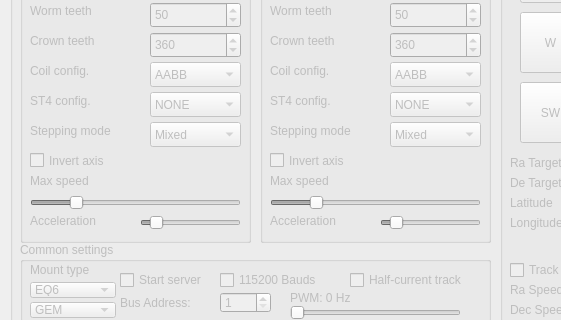
Before: the Qt Designer form mainwindow.ui in ahp-electronics/gt-configurator, drawn with Qt 5; both pictures show x 0 to 561 and y 198 to 518 of the 1100 by 657 pixel window.
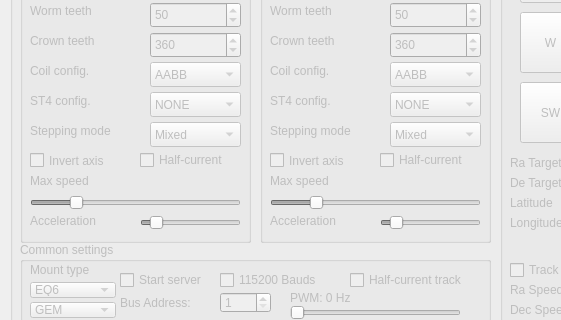
After: the same form once the commit is applied.

Commit message: Add Half current half-stepping

```diff
--- a/mainwindow.ui
+++ b/mainwindow.ui
@@ -1919,6 +1919,19 @@
        <string>Stepping mode</string>
       </property>
      </widget>
+     <widget class="QCheckBox" name="HalfCurrent_0">
+      <property name="geometry">
+       <rect>
+        <x>120</x>
+        <y>240</y>
+        <width>101</width>
+        <height>16</height>
+       </rect>
+      </property>
+      <property name="text">
+       <string>Half-current</string>
+      </property>
+     </widget>
     </widget>
     <widget class="QGroupBox" name="DEC">
      <property name="enabled">
@@ -2272,6 +2285,19 @@
        <string>Stepping mode</string>
       </property>
      </widget>
+     <widget class="QCheckBox" name="HalfCurrent_1">
+      <property name="geometry">
+       <rect>
+        <x>120</x>
+        <y>240</y>
+        <width>101</width>
+        <height>16</height>
+       </rect>
+      </property>
+      <property name="text">
+       <string>Half-current</string>
+      </property>
+     </widget>
     </widget>
    </widget>
    <widget class="QGroupBox" name="Connection">
```
The commit also changes 1 other file.
